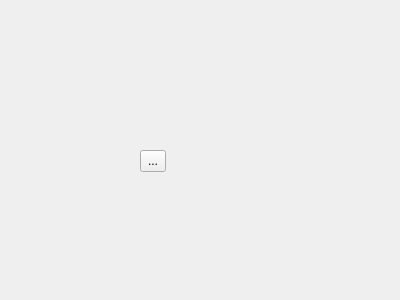
Above: src/qt/creditview.ui from liubavabarsegian/s21-cpp-SmartCalc-v2.0 before the change. Below: the same form after it.
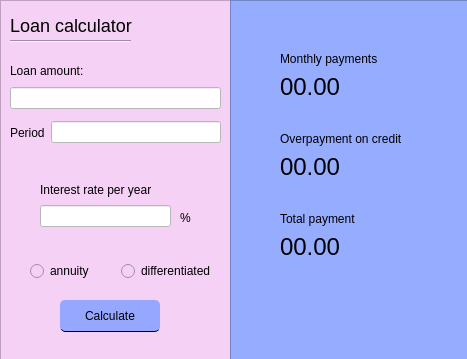
That is the form after the change.

Commit message: credit calculator

```diff
--- a/src/qt/creditview.ui
+++ b/src/qt/creditview.ui
@@ -6,25 +6,336 @@
    <rect>
     <x>0</x>
     <y>0</y>
-    <width>400</width>
-    <height>300</height>
+    <width>467</width>
+    <height>359</height>
    </rect>
   </property>
   <property name="windowTitle">
    <string>Form</string>
   </property>
-  <widget class="QToolButton" name="toolButton">
+  <widget class="QFrame" name="input_layout">
    <property name="geometry">
     <rect>
-     <x>140</x>
-     <y>150</y>
-     <width>26</width>
-     <height>22</height>
+     <x>0</x>
+     <y>0</y>
+     <width>231</width>
+     <height>361</height>
     </rect>
    </property>
-   <property name="text">
-    <string>...</string>
+   <property name="styleSheet">
+    <string notr="true">background-color: rgb(245, 209, 246); color: black;
+    </string>
    </property>
+   <property name="frameShape">
+    <enum>QFrame::StyledPanel</enum>
+   </property>
+   <property name="frameShadow">
+    <enum>QFrame::Raised</enum>
+   </property>
+   <widget class="QWidget" name="layoutWidget1">
+    <property name="geometry">
+     <rect>
+      <x>10</x>
+      <y>60</y>
+      <width>211</width>
+      <height>49</height>
+     </rect>
+    </property>
+    <layout class="QVBoxLayout" name="verticalLayout_2">
+     <item>
+      <widget class="QLabel" name="label">
+       <property name="text">
+        <string>Loan amount:</string>
+       </property>
+      </widget>
+     </item>
+     <item>
+      <widget class="QLineEdit" name="amount_val">
+       <property name="styleSheet">
+        <string notr="true">background-color: white;
+</string>
+       </property>
+      </widget>
+     </item>
+    </layout>
+   </widget>
+   <widget class="QWidget" name="layoutWidget2">
+    <property name="geometry">
+     <rect>
+      <x>10</x>
+      <y>120</y>
+      <width>211</width>
+      <height>25</height>
+     </rect>
+    </property>
+    <layout class="QHBoxLayout" name="horizontalLayout_2">
+     <item>
+      <widget class="QLabel" name="label_2">
+       <property name="text">
+        <string>Period</string>
+       </property>
+      </widget>
+     </item>
+     <item>
+      <widget class="QLineEdit" name="period_val">
+       <property name="styleSheet">
+        <string notr="true">background-color: white;
+</string>
+       </property>
+      </widget>
+     </item>
+    </layout>
+   </widget>
+   <widget class="QWidget" name="layoutWidget4">
+    <property name="geometry">
+     <rect>
+      <x>40</x>
+      <y>180</y>
+      <width>131</width>
+      <height>47</height>
+     </rect>
+    </property>
+    <layout class="QVBoxLayout" name="verticalLayout">
+     <item>
+      <widget class="QLabel" name="label_3">
+       <property name="text">
+        <string>Interest rate per year</string>
+       </property>
+      </widget>
+     </item>
+     <item>
+      <widget class="QLineEdit" name="interest_rate">
+       <property name="styleSheet">
+        <string notr="true">background-color: white; text-align: right;
+        </string>
+       </property>
+      </widget>
+     </item>
+    </layout>
+   </widget>
+   <widget class="QWidget" name="layoutWidget5">
+    <property name="geometry">
+     <rect>
+      <x>30</x>
+      <y>260</y>
+      <width>186</width>
+      <height>23</height>
+     </rect>
+    </property>
+    <layout class="QHBoxLayout" name="horizontalLayout_4">
+     <item>
+      <widget class="QRadioButton" name="annuity">
+       <property name="text">
+        <string>annuity</string>
+       </property>
+      </widget>
+     </item>
+     <item>
+      <widget class="QRadioButton" name="diff">
+       <property name="text">
+        <string>differentiated</string>
+       </property>
+      </widget>
+     </item>
+    </layout>
+   </widget>
+   <widget class="QLabel" name="label_4">
+    <property name="geometry">
+     <rect>
+      <x>10</x>
+      <y>10</y>
+      <width>191</width>
+      <height>31</height>
+     </rect>
+    </property>
+    <property name="styleSheet">
+     <string notr="true">font-size: 18px;</string>
+    </property>
+    <property name="text">
+     <string>Loan calculator</string>
+    </property>
+   </widget>
+   <widget class="Line" name="line">
+    <property name="geometry">
+     <rect>
+      <x>10</x>
+      <y>40</y>
+      <width>121</width>
+      <height>3</height>
+     </rect>
+    </property>
+    <property name="orientation">
+     <enum>Qt::Horizontal</enum>
+    </property>
+   </widget>
+   <widget class="QLabel" name="label_7">
+    <property name="geometry">
+     <rect>
+      <x>180</x>
+      <y>210</y>
+      <width>16</width>
+      <height>16</height>
+     </rect>
+    </property>
+    <property name="text">
+     <string>%</string>
+    </property>
+   </widget>
+   <widget class="QPushButton" name="calc_btn">
+    <property name="geometry">
+     <rect>
+      <x>60</x>
+      <y>300</y>
+      <width>100</width>
+      <height>32</height>
+     </rect>
+    </property>
+    <property name="styleSheet">
+     <string notr="true">QPushButton { color: #000; border-bottom: 1px solid black; border-radius:  5px; background-color: rgb(150, 167, 255); }
+        QPushButton::pressed {
+        background-color: grey;}
+     </string>
+    </property>
+    <property name="text">
+     <string>Calculate</string>
+    </property>
+   </widget>
+  </widget>
+  <widget class="QFrame" name="frame">
+   <property name="geometry">
+    <rect>
+     <x>230</x>
+     <y>0</y>
+     <width>241</width>
+     <height>361</height>
+    </rect>
+   </property>
+   <property name="styleSheet">
+    <string notr="true">background-color: rgb(150, 172, 255); color: black;</string>
+   </property>
+   <property name="frameShape">
+    <enum>QFrame::StyledPanel</enum>
+   </property>
+   <property name="frameShadow">
+    <enum>QFrame::Raised</enum>
+   </property>
+   <widget class="QWidget" name="layoutWidget6">
+    <property name="geometry">
+     <rect>
+      <x>50</x>
+      <y>130</y>
+      <width>151</width>
+      <height>51</height>
+     </rect>
+    </property>
+    <layout class="QVBoxLayout" name="overpayment">
+     <item>
+      <widget class="QLabel" name="label_6">
+       <property name="styleSheet">
+        <string notr="true">qproperty-alignment: AlignCenter;</string>
+       </property>
+       <property name="text">
+        <string>Overpayment on credit</string>
+       </property>
+      </widget>
+     </item>
+     <item>
+      <widget class="QLabel" name="overpayment_val">
+       <property name="font">
+        <font>
+         <family>Arial</family>
+         <pointsize>18</pointsize>
+        </font>
+       </property>
+       <property name="styleSheet">
+        <string notr="true">QLabel { qproperty-alignment: AlignCenter;}
+        </string>
+       </property>
+       <property name="text">
+        <string>00.00</string>
+       </property>
+      </widget>
+     </item>
+    </layout>
+   </widget>
+   <widget class="QWidget" name="layoutWidget_2">
+    <property name="geometry">
+     <rect>
+      <x>50</x>
+      <y>210</y>
+      <width>151</width>
+      <height>51</height>
+     </rect>
+    </property>
+    <layout class="QVBoxLayout" name="total_payments">
+     <item>
+      <widget class="QLabel" name="label_8">
+       <property name="styleSheet">
+        <string notr="true">qproperty-alignment: AlignCenter;</string>
+       </property>
+       <property name="text">
+        <string>Total payment</string>
+       </property>
+      </widget>
+     </item>
+     <item>
+      <widget class="QLabel" name="total_payment_val">
+       <property name="font">
+        <font>
+         <family>Arial</family>
+         <pointsize>18</pointsize>
+        </font>
+       </property>
+       <property name="styleSheet">
+        <string notr="true">QLabel { qproperty-alignment: AlignCenter;}
+        </string>
+       </property>
+       <property name="text">
+        <string>00.00</string>
+       </property>
+      </widget>
+     </item>
+    </layout>
+   </widget>
+   <widget class="QWidget" name="layoutWidget">
+    <property name="geometry">
+     <rect>
+      <x>50</x>
+      <y>50</y>
+      <width>151</width>
+      <height>51</height>
+     </rect>
+    </property>
+    <layout class="QVBoxLayout" name="monthly_payments">
+     <item>
+      <widget class="QLabel" name="label_5">
+       <property name="styleSheet">
+        <string notr="true">qproperty-alignment: AlignCenter;</string>
+       </property>
+       <property name="text">
+        <string>Monthly payments</string>
+       </property>
+      </widget>
+     </item>
+     <item>
+      <widget class="QLabel" name="monthly_payment_val">
+       <property name="font">
+        <font>
+         <family>Arial</family>
+         <pointsize>18</pointsize>
+        </font>
+       </property>
+       <property name="styleSheet">
+        <string notr="true">QLabel { qproperty-alignment: AlignCenter; }
+        </string>
+       </property>
+       <property name="text">
+        <string>00.00</string>
+       </property>
+      </widget>
+     </item>
+    </layout>
+   </widget>
   </widget>
  </widget>
  <resources/>
```
Left out of the diff: 2 changed lines with no effect on the pictures. The commit also changes 12 other files.
